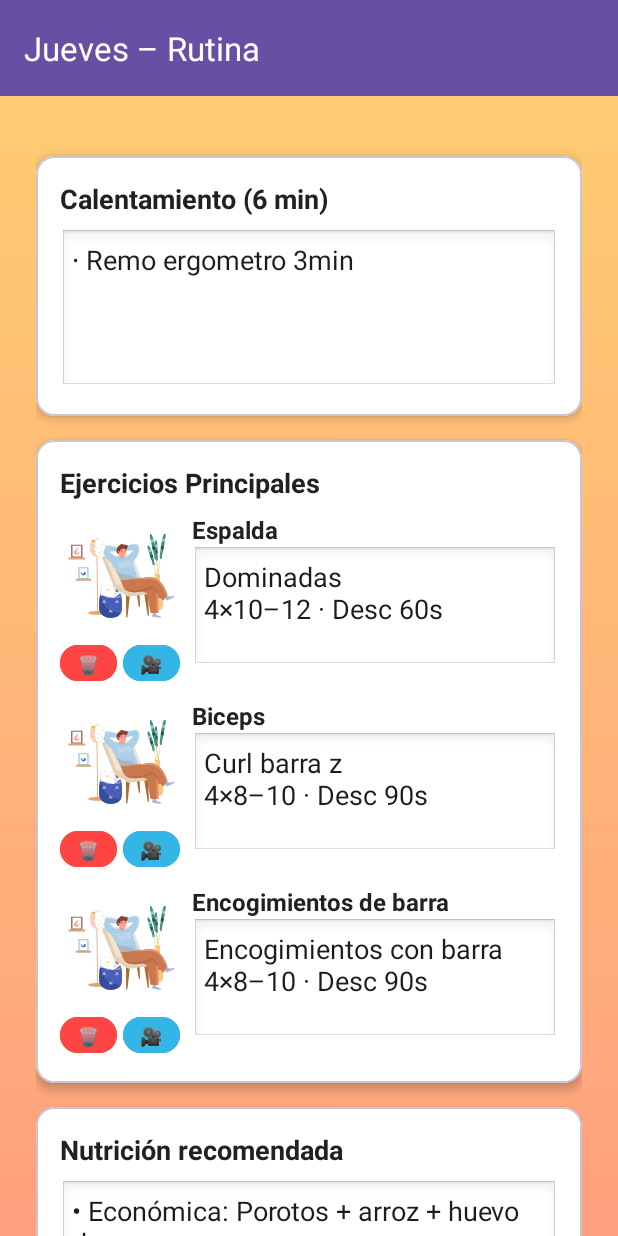
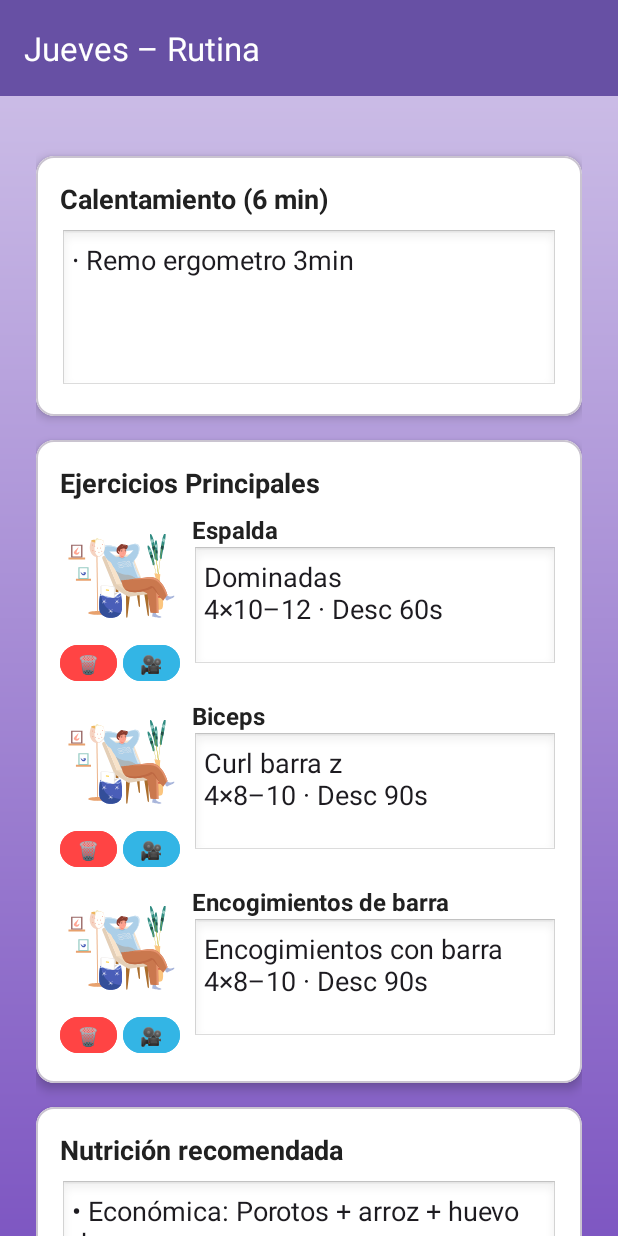
Before and after one commit to CapiArpan/GymApp, an Android app: the WednesdayActivity screen opened directly, with no data from a screen before it, on a phone screen of 412 x 824 dp. Run offline under Robolectric (Android 15) with nearby library versions, the light colour scheme and no system bars; 2 statements that could not run were skipped.

```diff
--- a/app/src/main/res/layout/activity_wednesday.xml
+++ b/app/src/main/res/layout/activity_wednesday.xml
@@ -4,7 +4,7 @@
     xmlns:app="http://schemas.android.com/apk/res-auto"
     android:layout_width="match_parent"
     android:layout_height="match_parent"
-    android:background="@drawable/bg_sunday_gradient">
+    android:background="@drawable/bg_thursday_gradient">
 
     <!-- AppBar -->
     <com.google.android.material.appbar.AppBarLayout
```
Also changed, not shown: app/src/main/res/drawable/ic_Isquiotibiales.png (deleted), app/src/main/res/drawable/ic_estocada.png (deleted), app/src/main/res/drawable/ic_patadadeburro.png (deleted).
